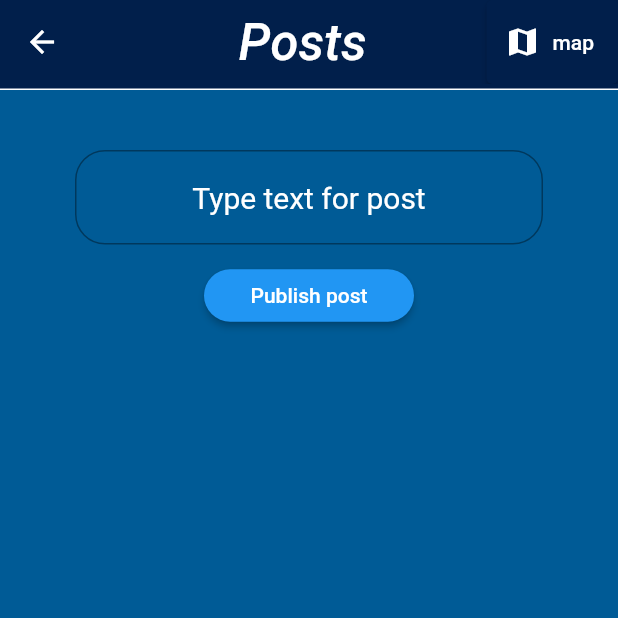
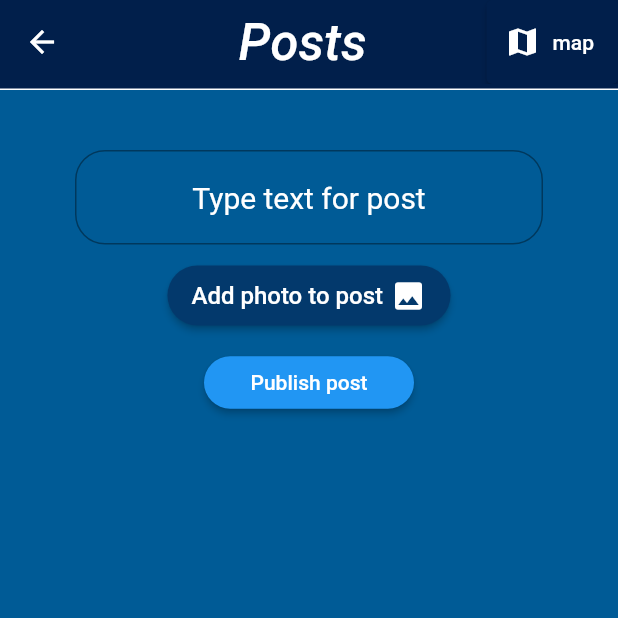
Before and after one commit to Kryszczyn99/Children-event-map, a Flutter app: the EventPosts screen opened directly with empty values, after a tap on "Publish post", on a phone screen of 412 x 824 dp, the top half of it. Run offline on Flutter 3.47's test engine with Material 2 defaults, Android fonts, the phone set to English and light mode, and no system bars; our stand-ins replace cloud_firestore, file_picker, firebase_auth, firebase_core, firebase_messaging, firebase_storage and 4 more; missing offline and left inert: custom_info_window; accounts and stored records are empty; statements that could not run were skipped.

Commit message:
adding-images-to-event-and-bug-fixes
Dodaono usuwanie zdjęcia awatara z DB kiedy usuwamy konto.
Zmieniono rejestracje by nie gwiazdkowało imienia i nazwiska.
Poczatek dodawania zdjęc do eventu, dodajemy pare zdjęc do Storage'a i usuwamy je kiedy post jest usuwany.

```diff
--- a/lib/screens/auth_folder/registry.dart
+++ b/lib/screens/auth_folder/registry.dart
@@ -149,7 +149,6 @@ class _RegisterState extends State<Register> {
                         suffixIcon:
                             Icon(Icons.person, color: Colors.white, size: 25.0),
                       ),
-                      obscureText: true,
                       validator: (val) =>
                           val!.isEmpty ? 'Enter your name' : null,
                       onChanged: (val) {
@@ -170,7 +169,6 @@ class _RegisterState extends State<Register> {
                         suffixIcon:
                             Icon(Icons.person, color: Colors.white, size: 25.0),
                       ),
-                      obscureText: true,
                       validator: (val) =>
                           val!.isEmpty ? 'Enter your surname' : null,
                       onChanged: (val) {
--- a/lib/screens/overview/event_posts.dart
+++ b/lib/screens/overview/event_posts.dart
@@ -1,12 +1,16 @@
+import 'dart:io';
+
 import 'package:children_event_map/services/database.dart';
 import 'package:children_event_map/services/firebaseapi.dart';
 import 'package:children_event_map/style/colors.dart';
 import 'package:cloud_firestore/cloud_firestore.dart';
+import 'package:file_picker/file_picker.dart';
 import 'package:firebase_auth/firebase_auth.dart';
 import 'package:flutter/cupertino.dart';
 import 'package:flutter/material.dart';
 import 'package:google_maps_flutter/google_maps_flutter.dart';
 import 'package:uuid/uuid.dart';
+import 'package:path/path.dart';
 
 import 'package:intl/intl.dart';
 
@@ -27,6 +31,8 @@ class EventPosts extends StatefulWidget {
 
 class _EventPostsState extends State<EventPosts> {
   List<Marker> _markers = [];
+  List<File> files = [];
+  late File file;
   late LatLng point;
   @override
   void initState() {
@@ -121,6 +127,51 @@ class _EventPostsState extends State<EventPosts> {
                 height: 10,
               ),
               ElevatedButton(
+                style: ElevatedButton.styleFrom(
+                  onPrimary: Colors.white,
+                  primary: MyColors.color4,
+                  padding: EdgeInsets.symmetric(horizontal: 16, vertical: 8),
+                  shape: const RoundedRectangleBorder(
+                    borderRadius: BorderRadius.all(Radius.circular(25)),
+                  ),
+                ),
+                onPressed: () async {
+                  final result =
+                      await FilePicker.platform.pickFiles(allowMultiple: true);
+
+                  setState(() {
+                    if (result != null) {
+                      files = result.paths.map((path) => File(path!)).toList();
+                    }
+                  });
+
+                  /*
+                  final path = result!.files.single.path;
+
+                  setState(() {
+                    file = File(path!);
+                    print('Path: ' + path);
+                  });
+                  final destination = "${widget.event_id}";
+                  print('Destination: ' + destination);
+                  */
+                  //FirebaseApi.uploadFile(destination, file);
+                },
+                child: Wrap(
+                  crossAxisAlignment: WrapCrossAlignment.center,
+                  children: [
+                    Text('Add photo to post', style: TextStyle(fontSize: 16)),
+                    SizedBox(
+                      width: 5,
+                    ),
+                    Icon(Icons.image),
+                  ],
+                ),
+              ),
+              SizedBox(
+                height: 10,
+              ),
+              ElevatedButton(
                 style: ButtonStyle(
                     minimumSize: MaterialStateProperty.all(Size(140, 35)),
                     shape: MaterialStateProperty.all(RoundedRectangleBorder(
@@ -131,6 +182,15 @@ class _EventPostsState extends State<EventPosts> {
                   var user_name = await DatabaseService(uid: '')
                       .giveNameAndSurnameOfUserByID(
                           FirebaseAuth.instance.currentUser!.uid);
+                  final destination = "${widget.event_id}/${uid}/";
+                  for (var file in files) {
+                    String base = basename(file.path);
+                    print('Filename: ' + base);
+                    FirebaseApi.uploadFile(destination + "${base}", file);
+                  }
+                  bool doesItHavePhoto = false;
+                  if (!files.isEmpty) doesItHavePhoto = true;
+                  print(doesItHavePhoto);
                   DatabaseService(uid: '').addPostToDB(
                       text,
                       FirebaseAuth.instance.currentUser!.uid,
@@ -454,6 +514,8 @@ class _EventPostsState extends State<EventPosts> {
                                           alignment: Alignment.centerRight,
                                           child: TextButton.icon(
                                             onPressed: () async {
+                                              await FirebaseApi.deleteFolder(
+                                                  "${widget.event_id}/${document.id}");
                                               await DatabaseService(uid: '')
                                                   .deletePost(document.id);
                                             },
--- a/lib/screens/searching/search_main.dart
+++ b/lib/screens/searching/search_main.dart
@@ -36,6 +36,7 @@ class _SearchMainState extends State<SearchMain> {
     BottomNavigationBarItem(icon: Icon(Icons.home), label: 'Home'),
     BottomNavigationBarItem(icon: Icon(Icons.event), label: 'New event'),
     BottomNavigationBarItem(icon: Icon(Icons.person), label: 'Profile'),
+    BottomNavigationBarItem(icon: Icon(Icons.search), label: 'Search'),
   ];
   int _selectedIndex = 0;
   void _onTapped(int index) {
@@ -64,13 +65,14 @@ class _SearchMainState extends State<SearchMain> {
         Navigator.push(
           context,
           MaterialPageRoute(
-            builder: (context) => AdminLobby(),
+            builder: (context) => SearchMain(),
           ),
         );
       }
     });
   }
 
+/*
   @override
   void initState() {
     super.initState();
@@ -93,7 +95,7 @@ class _SearchMainState extends State<SearchMain> {
                 },
             });
   }
-
+*/
   @override
   Widget build(BuildContext context) {
     return Scaffold(
```
Also changed, not shown: lib/screens/admin/admin_lobby.dart (+13 -2 lines), lib/screens/admin/admin_users.dart (+5 -3 lines), lib/screens/home/home.dart (+5 -2 lines), lib/screens/userProfile/profile.dart (+33 -7 lines), lib/services/firebaseapi.dart (+14 -0 lines).
